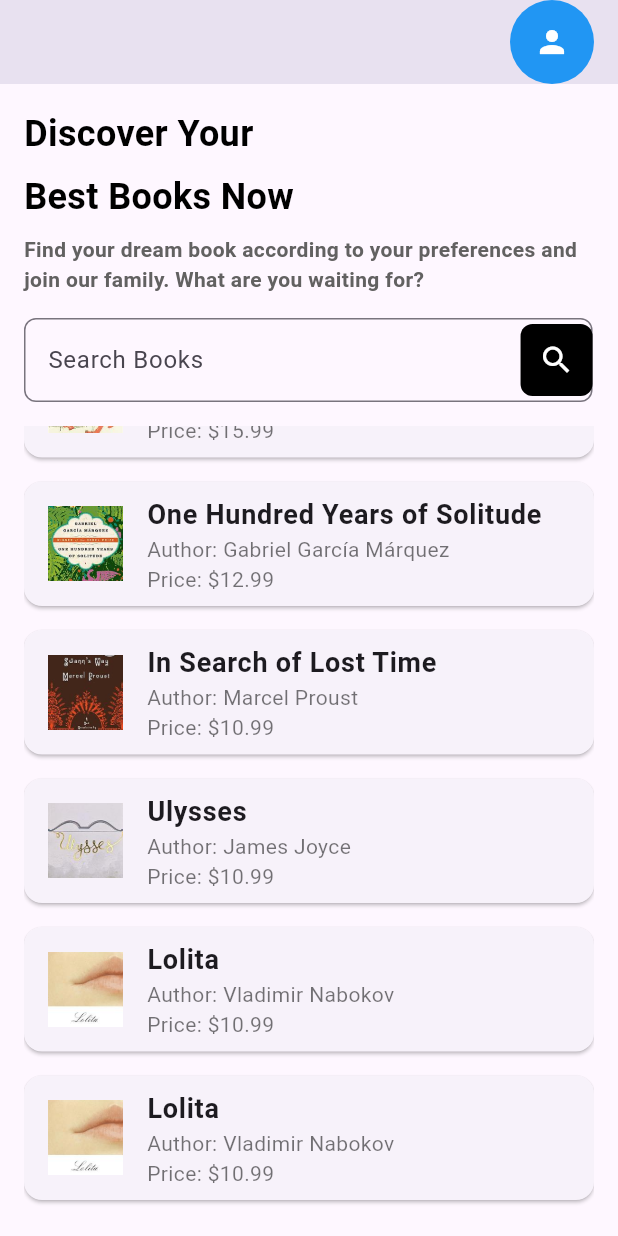
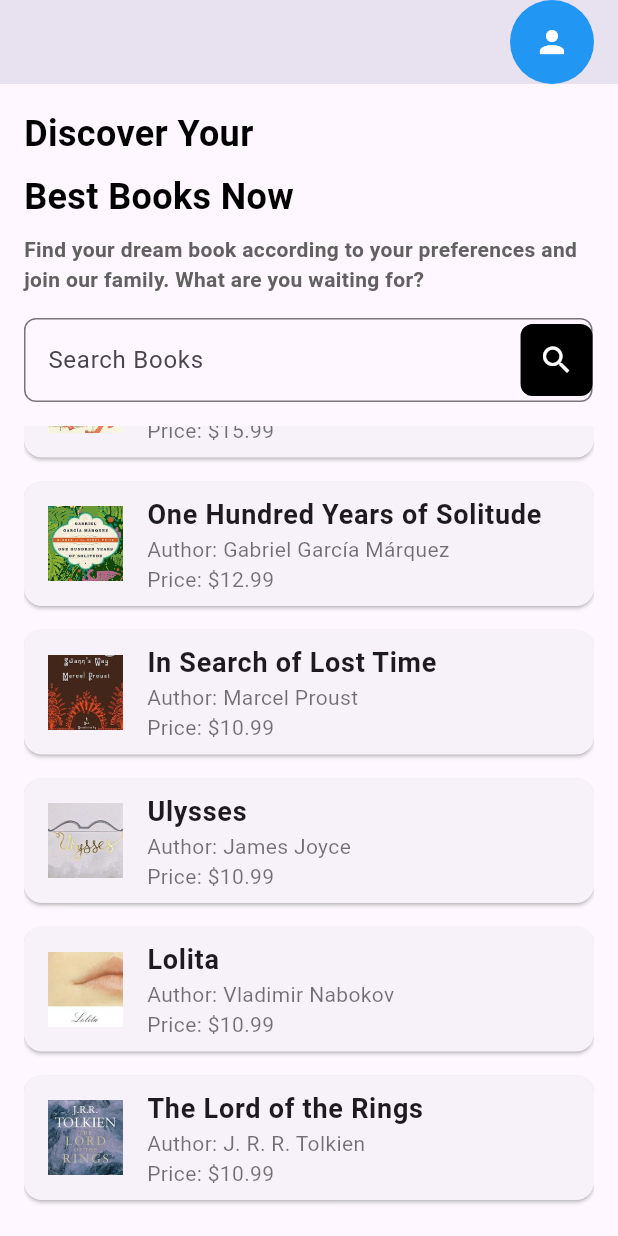
Before and after one commit to sahanHansaja026/Mid-term-project-, a Flutter app: the screen it shows after launch, scrolled down 70 dp, on a phone screen of 412 x 824 dp. Run offline on Flutter 3.47's test engine with Material 3 defaults, Android fonts, the phone set to English and light mode, and no system bars; our stand-ins replace google_fonts.

Commit message:
user interface design

```diff
--- a/lib/test.dart
+++ b/lib/test.dart
@@ -1,5 +1,6 @@
 import 'package:flutter/material.dart';
 import 'package:google_fonts/google_fonts.dart';
+import 'bookdetails.dart'; // Import the BookDetails page
 
 void main() => runApp(const TestPage());
 
@@ -24,36 +25,48 @@ class _TestPageState extends State<TestPage> {
       'Author': 'J. D. Salinger',
       'image': 'assets/images/book1.jpg',
       'price': '\$15.99',
+      'descripion':
+          "The novel follows the story of a teenager named Holden Caulfield, who has just been expelled from his prep school. The narrative unfolds over the course of three days, during which Holden experiences various forms of alienation and his mental state continues to unravel. He criticizes the adult world as 'phony' and struggles with his own transition into adulthood. The book is a profound exploration of teenage rebellion, alienation, and the loss of innocence.",
     },
     {
       'name': 'One Hundred Years of Solitude',
       'Author': 'Gabriel García Márquez',
       'image': 'assets/images/book2.jpg',
       'price': '\$12.99',
+      'descripion':
+          "This novel is a multi-generational saga that focuses on the Buendía family, who founded the fictional town of Macondo. It explores themes of love, loss, family, and the cyclical nature of history. The story is filled with magical realism, blending the supernatural with the ordinary, as it chronicles the family's experiences, including civil war, marriages, births, and deaths. The book is renowned for its narrative style and its exploration of solitude, fate, and the inevitability of repetition in history.",
     },
     {
       'name': 'In Search of Lost Time',
       'Author': 'Marcel Proust',
       'image': 'assets/images/book3.jpg',
       'price': '\$10.99',
+      'descripion':
+          "This renowned novel is a sweeping exploration of memory, love, art, and the passage of time, told through the narrator's recollections of his childhood and experiences into adulthood in the late 19th and early 20th century aristocratic France. The narrative is notable for its lengthy and intricate involuntary memory episodes, the most famous being the 'madeleine episode'. It explores the themes of time, space and memory, but also raises questions about the nature of art and literature, and the complex relationships between love, sexuality, and possession.",
     },
     {
       'name': 'Ulysses',
       'Author': 'James Joyce',
       'image': 'assets/images/book4.jpg',
       'price': '\$10.99',
+      'descripion':
+          "Set in Dublin, the novel follows a day in the life of Leopold Bloom, an advertising salesman, as he navigates the city. The narrative, heavily influenced by Homer's Odyssey, explores themes of identity, heroism, and the complexities of everyday life. It is renowned for its stream-of-consciousness style and complex structure, making it a challenging but rewarding read",
     },
     {
       'name': 'Lolita',
       'Author': 'Vladimir Nabokov',
       'image': 'assets/images/book5.jpg',
       'price': '\$10.99',
+      'descripion':
+          "The novel tells the story of Humbert Humbert, a man with a disturbing obsession for young girls, or 'nymphets' as he calls them. His obsession leads him to engage in a manipulative and destructive relationship with his 12-year-old stepdaughter, Lolita. The narrative is a controversial exploration of manipulation, obsession, and unreliable narration, as Humbert attempts to justify his actions and feelings throughout the story.",
     },
     {
-      'name': 'Lolita',
-      'Author': 'Vladimir Nabokov',
-      'image': 'assets/images/book5.jpg',
+      'name': 'The Lord of the Rings',
+      'Author': 'J. R. R. Tolkien',
+      'image': 'assets/images/book6.jpg',
       'price': '\$10.99',
+      'descripion':
+          "This epic high-fantasy novel centers around a modest hobbit who is entrusted with the task of destroying a powerful ring that could enable the dark lord to conquer the world. Accompanied by a diverse group of companions, the hobbit embarks on a perilous journey across Middle-earth, battling evil forces and facing numerous challenges. The narrative, rich in mythology and complex themes of good versus evil, friendship, and heroism, has had a profound influence on the fantasy genre.",
     },
   ];
 
@@ -178,6 +191,14 @@ class _TestPageState extends State<TestPage> {
                             color: Colors.black54,
                           ),
                         ),
+                        onTap: () {
+                          Navigator.push(
+                            context,
+                            MaterialPageRoute(
+                              builder: (context) => BookDetails(book: book),
+                            ),
+                          );
+                        },
                       ),
                     );
                   },
--- a/pubspec.yaml
+++ b/pubspec.yaml
@@ -64,6 +64,7 @@ flutter:
     - assets/images/book3.jpg
     - assets/images/book4.jpg
     - assets/images/book5.jpg
+    - assets/images/book6.jpg
 
   # An image asset can refer to one or more resolution-specific "variants", see
   # https://flutter.dev/assets-and-images/#resolution-aware
```
Also changed, not shown: lib/bookdetails.dart (added, +69 -0 lines), assets/images/book6.jpg (added).
